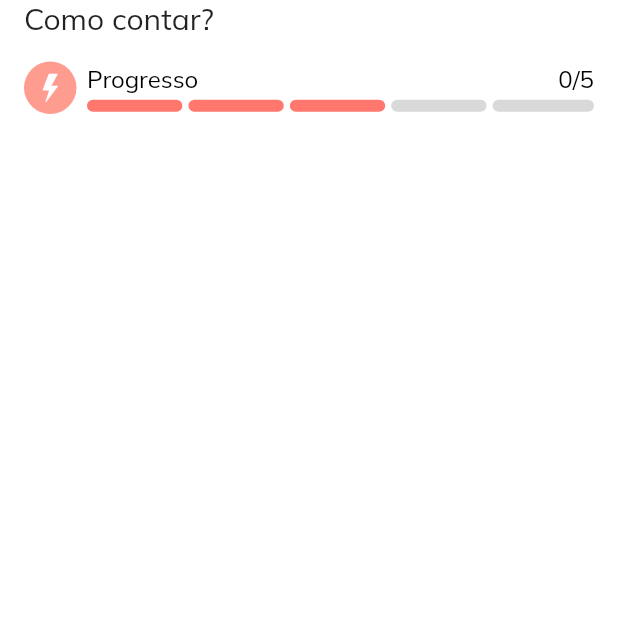
After one commit to elionaimelo/theo, a Flutter app: the LearningScreen screen opened by its route, on a phone screen of 412 x 824 dp, the top half of it. The commit adds this screen. Run offline on Flutter 3.47's test engine with Material 2 defaults, Android fonts, the phone set to English and light mode, and no system bars; our stand-ins replace flutter_svg, google_fonts, splashscreen.

Commit message:
feat: added progress bars component

```diff
--- /dev/null
+++ b/lib/components/story_progress/story_progress.dart
@@ -0,0 +1,106 @@
+import 'package:flutter/material.dart';
+import 'package:flutter_svg/svg.dart';
+import 'package:google_fonts/google_fonts.dart';
+import 'package:theo/utils/AssetsPath.dart';
+
+class StoryProgress extends StatelessWidget {
+  StoryProgress({
+    @required this.progress,
+    @required this.total,
+    this.hasThunder = true,
+    this.hasTitle = true,
+  });
+  final int progress;
+  final int total;
+  final bool hasThunder;
+  final bool hasTitle;
+  @override
+  Widget build(BuildContext context) {
+    return Container(
+      child: Row(
+        children: [
+          if (hasThunder)
+            Container(
+              margin: EdgeInsets.only(right: 7),
+              child: _icon,
+            ),
+          Expanded(
+            child: Column(
+              children: [
+                _texts,
+                Container(
+                  margin: EdgeInsets.only(bottom: 4),
+                ),
+                _bars,
+              ],
+            ),
+          )
+        ],
+      ),
+    );
+  }
+
+  Widget get _bars {
+    final bars = [];
+
+    for (var i = 0; i < total; i++) {
+      bars.add(
+        Expanded(
+          child: Container(
+            // Tip: The last item doesnt have margin
+            margin: i < total - 1 ? EdgeInsets.only(right: 4) : null,
+            decoration: BoxDecoration(
+              color: i < progress - 1 ? Color(0xFFFF776D) : Color(0xFFD9D9D9),
+              borderRadius: BorderRadius.circular(15),
+            ),
+            width: 8,
+            height: 8,
+          ),
+        ),
+      );
+    }
+
+    return Row(
+      mainAxisAlignment: MainAxisAlignment.spaceBetween,
+      children: [
+        ...bars,
+      ],
+    );
+  }
+
+  Widget get _texts => Row(
+        mainAxisAlignment: MainAxisAlignment.spaceBetween,
+        children: [
+          Text(
+            hasTitle ? 'Progresso' : '',
+            style: GoogleFonts.muli(
+              fontWeight: FontWeight.normal,
+              fontSize: 16,
+              color: Colors.black,
+            ),
+          ),
+          Text(
+            '0/5',
+            style: GoogleFonts.muli(
+              fontWeight: FontWeight.normal,
+              fontSize: 16,
+              color: Colors.black,
+            ),
+          )
+        ],
+      );
+
+  Widget get _icon => Container(
+        decoration: BoxDecoration(
+          borderRadius: BorderRadius.circular(30),
+          color: Color(0xFFFF9C90),
+        ),
+        padding: EdgeInsets.all(8),
+        width: 35,
+        height: 35,
+        child: SvgPicture.asset(
+          AssetsPath.thunderSvg,
+          color: Colors.white,
+        ),
+      );
+}
--- a/lib/core/routes.dart
+++ b/lib/core/routes.dart
@@ -3,4 +3,5 @@ class Routes {
   static const String start = '/start';
   static const String home = '/home';
   static const String login = '/home';
+  static const String learning = '/learning';
 }
--- a/lib/main.dart
+++ b/lib/main.dart
@@ -1,5 +1,6 @@
 import 'package:flutter/material.dart';
 import 'package:google_fonts/google_fonts.dart';
+import 'package:theo/pages/learning_screen/learning_screen.dart';
 import 'package:theo/pages/login_screen/login_screen.dart';
 
 import 'package:theo/pages/splash_screen/splash_screen.dart';
@@ -30,6 +31,7 @@ class MyApp extends StatelessWidget {
         Routes.splash: (context) => SplashScreen(),
         Routes.start: (context) => StartScreen(),
         Routes.login: (context) => LoginScreen(),
+        Routes.learning: (context) => LearningScreen(),
       },
     );
   }
--- /dev/null
+++ b/lib/pages/learning_screen/components/story_card.dart
@@ -0,0 +1,8 @@
+import 'package:flutter/cupertino.dart';
+
+class StoryCard extends StatelessWidget {
+  @override
+  Widget build(BuildContext context) {
+    return Container();
+  }
+}
--- /dev/null
+++ b/lib/pages/learning_screen/learning_screen.dart
@@ -0,0 +1,45 @@
+import 'package:flutter/material.dart';
+import 'package:google_fonts/google_fonts.dart';
+import 'package:theo/components/story_progress/story_progress.dart';
+
+class LearningScreen extends StatefulWidget {
+  @override
+  _LearningScreenState createState() => _LearningScreenState();
+}
+
+class _LearningScreenState extends State<LearningScreen> {
+  @override
+  Widget build(BuildContext context) {
+    return SafeArea(
+      child: Scaffold(
+        body: Container(
+          padding: EdgeInsets.symmetric(horizontal: 16),
+          color: Colors.white,
+          child: Column(
+            crossAxisAlignment: CrossAxisAlignment.start,
+            children: [
+              Container(
+                margin: EdgeInsets.only(bottom: 16),
+                child: _title,
+              ),
+              StoryProgress(
+                progress: 4,
+                total: 5,
+              ),
+              // Expanded(child: _list),
+            ],
+          ),
+        ),
+      ),
+    );
+  }
+
+  Widget get _list => ListView.builder(
+        itemBuilder: (_, int index) => Container(),
+      );
+
+  Widget get _title => Text(
+        'Como contar?',
+        style: GoogleFonts.muli(fontSize: 20),
+      );
+}
--- a/lib/pages/login_screen/login_screen.dart
+++ b/lib/pages/login_screen/login_screen.dart
@@ -2,6 +2,7 @@ import 'package:flutter/material.dart';
 import 'package:google_fonts/google_fonts.dart';
 import 'package:theo/components/bottom_button/bottom_button.dart';
 import 'package:theo/constant.dart';
+import 'package:theo/core/routes.dart';
 
 class LoginScreen extends StatefulWidget {
   @override
@@ -26,7 +27,10 @@ class _LoginScreenState extends State<LoginScreen>
     _tabController.animateTo(1);
   }
 
-  void _onPasswordButtonTap() {}
+  void _onPasswordButtonTap() {
+    Navigator.of(context).popUntil((route) => route.isFirst);
+    Navigator.of(context).pushReplacementNamed(Routes.learning);
+  }
 
   @override
   void initState() {
--- /dev/null
+++ b/lib/utils/AssetsPath.dart
@@ -0,0 +1,3 @@
+class AssetsPath {
+  static const thunderSvg = 'assets/icons/thunder.svg';
+}
```
Also changed, not shown: assets/icons/thunder.svg (added), assets/images/2.0x/logo-theo.png (renamed from assets/images/2.0x/logo-theo@2x.png), assets/images/3.0x/logo-theo.png (renamed from assets/images/3.0x/logo-theo@3x.png).
